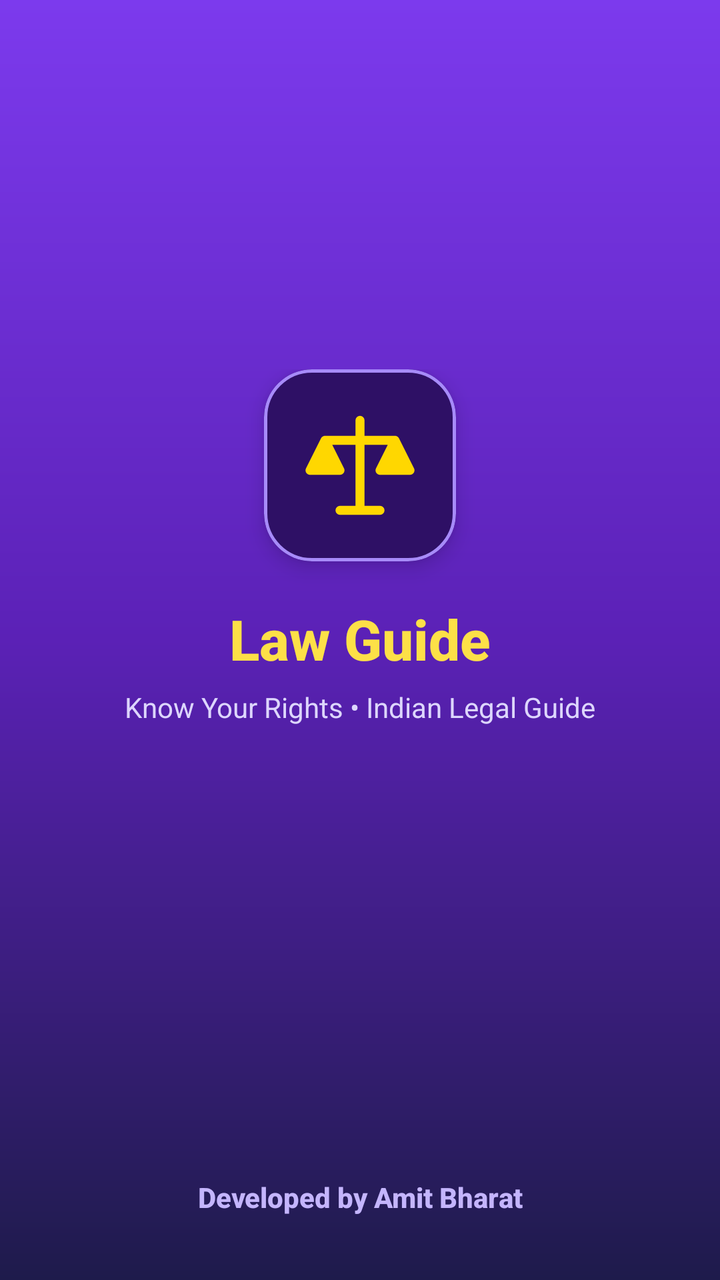
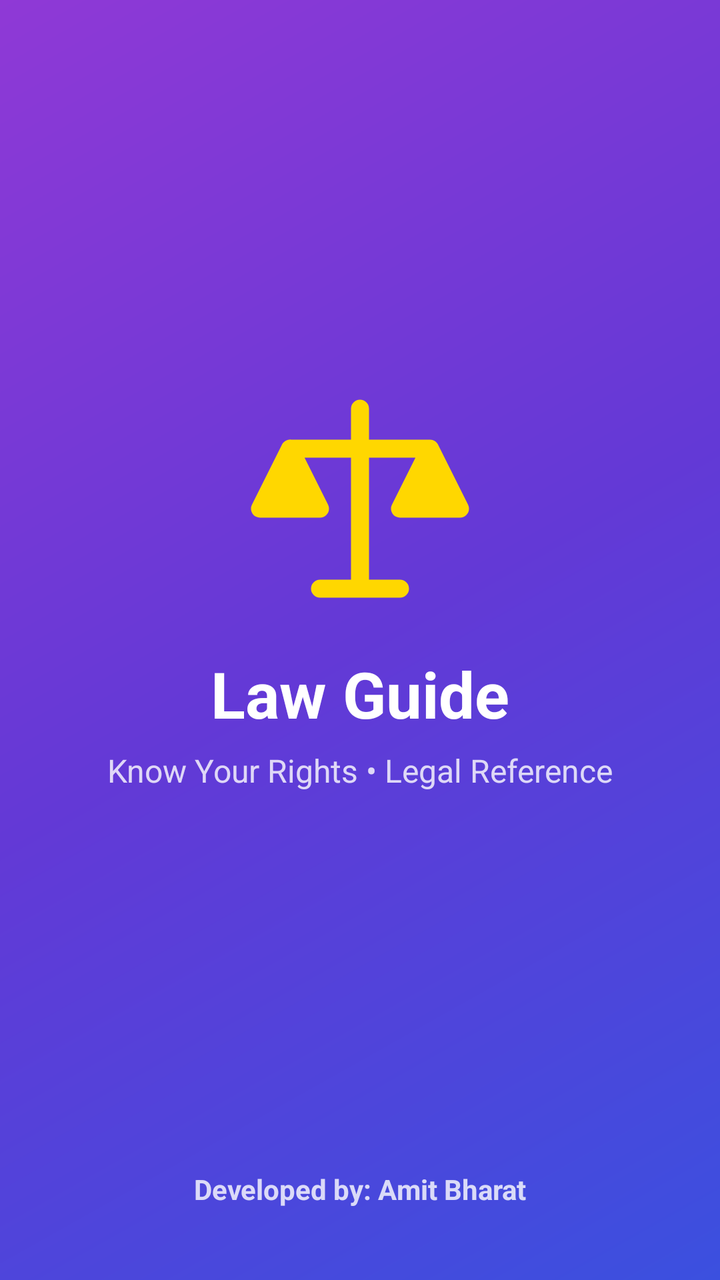

Compare the two renders of this Android layout. The source of the first and the diff that turns it into the second are given below.
<!-- AndroidManifest.xml: activity theme Theme.IndianLawGuide -->
<!-- res/layout/activity_splash.xml -->
<?xml version="1.0" encoding="utf-8"?>
<androidx.constraintlayout.widget.ConstraintLayout xmlns:android="http://schemas.android.com/apk/res/android"
    xmlns:app="http://schemas.android.com/apk/res-auto"
    xmlns:tools="http://schemas.android.com/tools"
    android:layout_width="match_parent"
    android:layout_height="match_parent"
    android:background="@drawable/bg_splash_gradient"
    android:fitsSystemWindows="true">

    
    <LinearLayout
        android:id="@+id/layoutCenterBranding"
        android:layout_width="wrap_content"
        android:layout_height="wrap_content"
        android:gravity="center_horizontal"
        android:orientation="vertical"
        app:layout_constraintBottom_toTopOf="@+id/tvSplashDevelopedBy"
        app:layout_constraintEnd_toEndOf="parent"
        app:layout_constraintStart_toStartOf="parent"
        app:layout_constraintTop_toTopOf="parent"
        app:layout_constraintVertical_bias="0.45">

        
        <com.google.android.material.card.MaterialCardView
            android:layout_width="96dp"
            android:layout_height="96dp"
            app:cardBackgroundColor="#2E1065"
            app:cardCornerRadius="24dp"
            app:cardElevation="6dp"
            app:strokeColor="#A78BFA"
            app:strokeWidth="1.5dp">

            <ImageView
                android:layout_width="60dp"
                android:layout_height="60dp"
                android:layout_gravity="center"
                android:contentDescription="@string/app_name"
                android:src="@drawable/ic_ashoka_pillar" />

        </com.google.android.material.card.MaterialCardView>

        
        <TextView
            android:layout_width="wrap_content"
            android:layout_height="wrap_content"
            android:layout_marginTop="20dp"
            android:fontFamily="sans-serif-medium"
            android:text="Law Guide"
            android:textColor="#FDE047"
            android:textSize="28sp"
            android:textStyle="bold" />

        
        <TextView
            android:layout_width="wrap_content"
            android:layout_height="wrap_content"
            android:layout_marginTop="6dp"
            android:text="Know Your Rights • Indian Legal Guide"
            android:textColor="#DDD6FE"
            android:textSize="14sp" />

    </LinearLayout>

    
    <TextView
        android:id="@+id/tvSplashDevelopedBy"
        android:layout_width="wrap_content"
        android:layout_height="wrap_content"
        android:layout_marginBottom="32dp"
        android:fontFamily="sans-serif-medium"
        android:text="@string/splash_developed_by"
        android:textColor="#C4B5FD"
        android:textSize="14sp"
        android:textStyle="bold"
        app:layout_constraintBottom_toBottomOf="parent"
        app:layout_constraintEnd_toEndOf="parent"
        app:layout_constraintStart_toStartOf="parent" />

</androidx.constraintlayout.widget.ConstraintLayout>
<!-- resources referenced by this layout -->
<resources>
  <!-- drawable bg_splash_gradient (drawable) -->
  <?xml version="1.0" encoding="utf-8"?>
  <shape xmlns:android="http://schemas.android.com/apk/res/android"
      android:shape="rectangle">
      <gradient
          android:angle="270"
          android:startColor="#7C3AED"
          android:centerColor="#5B21B6"
          android:endColor="#1E1B4B"
          android:type="linear" />
  </shape>
  <!-- drawable ic_ashoka_pillar (drawable) -->
  <vector xmlns:android="http://schemas.android.com/apk/res/android"
      android:width="128dp"
      android:height="128dp"
      android:viewportWidth="24"
      android:viewportHeight="24">
      
      <path
          android:fillColor="#FFD700"
          android:pathData="M12,3v4M5,7h14M5,7l-3,6h6L5,7zM19,7l-3,6h6L19,7zM12,7v14M8,21h8"
          android:strokeWidth="1.8"
          android:strokeColor="#FFD700"
          android:strokeLineCap="round"
          android:strokeLineJoin="round" />
  </vector>
  <string name="app_name">Law Guide</string>
  <string name="splash_developed_by">Developed by Amit Bharat</string>
  <color name="md_theme_light_primary">#1E40AF</color>
  <color name="md_theme_light_onPrimary">#FFFFFF</color>
  <color name="md_theme_light_primaryContainer">#DBEAFE</color>
  <color name="md_theme_light_onPrimaryContainer">#1E3A8A</color>
  <color name="md_theme_light_secondary">#0284C7</color>
  <color name="md_theme_light_onSecondary">#FFFFFF</color>
  <color name="md_theme_light_secondaryContainer">#E0F2FE</color>
  <color name="md_theme_light_onSecondaryContainer">#0369A1</color>
  <color name="md_theme_light_tertiary">#0D9488</color>
  <color name="md_theme_light_onTertiary">#FFFFFF</color>
  <color name="md_theme_light_tertiaryContainer">#CCFBF1</color>
  <color name="md_theme_light_onTertiaryContainer">#115E59</color>
  <color name="md_theme_light_background">#F8FAFC</color>
  <color name="md_theme_light_surface">#FFFFFF</color>
  <color name="md_theme_light_onSurface">#0F172A</color>
  <color name="md_theme_light_surfaceVariant">#F1F5F9</color>
  <color name="md_theme_light_onSurfaceVariant">#475569</color>
  <color name="md_theme_light_outline">#CBD5E1</color>
  <style name="Widget.App.BottomNavigationView" parent="Widget.Material3.BottomNavigationView">
          <item name="itemActiveIndicatorStyle">@style/Widget.App.BottomNavigationView.ActiveIndicator</item>
      </style>
  <style name="Widget.App.BottomNavigationView.ActiveIndicator" parent="Widget.Material3.BottomNavigationView.ActiveIndicator">
          <item name="android:color">@color/md_theme_light_primaryContainer</item>
      </style>
</resources>

<!-- the commit's change to res/layout/activity_splash.xml (unified diff, before → after) -->
@@ -1,75 +1,55 @@
 <?xml version="1.0" encoding="utf-8"?>
 <androidx.constraintlayout.widget.ConstraintLayout xmlns:android="http://schemas.android.com/apk/res/android"
     xmlns:app="http://schemas.android.com/apk/res-auto"
-    xmlns:tools="http://schemas.android.com/tools"
     android:layout_width="match_parent"
     android:layout_height="match_parent"
-    android:background="@drawable/bg_splash_gradient"
-    android:fitsSystemWindows="true">
+    android:background="@drawable/bg_splash_gradient">
 
-    
-    <LinearLayout
-        android:id="@+id/layoutCenterBranding"
-        android:layout_width="wrap_content"
-        android:layout_height="wrap_content"
-        android:gravity="center_horizontal"
-        android:orientation="vertical"
-        app:layout_constraintBottom_toTopOf="@+id/tvSplashDevelopedBy"
+    <ImageView
+        android:id="@+id/imgLogo"
+        android:layout_width="120dp"
+        android:layout_height="120dp"
+        android:src="@drawable/ic_ashoka_pillar"
+        app:layout_constraintBottom_toTopOf="@+id/tvAppName"
         app:layout_constraintEnd_toEndOf="parent"
         app:layout_constraintStart_toStartOf="parent"
         app:layout_constraintTop_toTopOf="parent"
-        app:layout_constraintVertical_bias="0.45">
+        app:layout_constraintVertical_chainStyle="packed" />
 
-        
-        <com.google.android.material.card.MaterialCardView
-            android:layout_width="96dp"
-            android:layout_height="96dp"
-            app:cardBackgroundColor="#2E1065"
-            app:cardCornerRadius="24dp"
-            app:cardElevation="6dp"
-            app:strokeColor="#A78BFA"
-            app:strokeWidth="1.5dp">
-
-            <ImageView
-                android:layout_width="60dp"
-                android:layout_height="60dp"
-                android:layout_gravity="center"
-                android:contentDescription="@string/app_name"
-                android:src="@drawable/ic_ashoka_pillar" />
-
-        </com.google.android.material.card.MaterialCardView>
-
-        
-        <TextView
-            android:layout_width="wrap_content"
-            android:layout_height="wrap_content"
-            android:layout_marginTop="20dp"
-            android:fontFamily="sans-serif-medium"
-            android:text="Law Guide"
-            android:textColor="#FDE047"
-            android:textSize="28sp"
-            android:textStyle="bold" />
-
-        
-        <TextView
-            android:layout_width="wrap_content"
-            android:layout_height="wrap_content"
-            android:layout_marginTop="6dp"
-            android:text="Know Your Rights • Indian Legal Guide"
-            android:textColor="#DDD6FE"
-            android:textSize="14sp" />
-
-    </LinearLayout>
-
-    
     <TextView
-        android:id="@+id/tvSplashDevelopedBy"
+        android:id="@+id/tvAppName"
         android:layout_width="wrap_content"
         android:layout_height="wrap_content"
-        android:layout_marginBottom="32dp"
-        android:fontFamily="sans-serif-medium"
-        android:text="@string/splash_developed_by"
-        android:textColor="#C4B5FD"
+        android:layout_marginTop="16dp"
+        android:text="@string/app_name"
+        android:textColor="#FFFFFF"
+        android:textSize="32sp"
+        android:textStyle="bold"
+        app:layout_constraintBottom_toTopOf="@+id/tvTagline"
+        app:layout_constraintEnd_toEndOf="parent"
+        app:layout_constraintStart_toStartOf="parent"
+        app:layout_constraintTop_toBottomOf="@+id/imgLogo" />
+
+    <TextView
+        android:id="@+id/tvTagline"
+        android:layout_width="wrap_content"
+        android:layout_height="wrap_content"
+        android:layout_marginTop="6dp"
+        android:text="Know Your Rights • Legal Reference"
+        android:textColor="#CCFFFFFF"
+        android:textSize="16sp"
+        app:layout_constraintBottom_toTopOf="@+id/tvDevelopedBy"
+        app:layout_constraintEnd_toEndOf="parent"
+        app:layout_constraintStart_toStartOf="parent"
+        app:layout_constraintTop_toBottomOf="@+id/tvAppName" />
+
+    <TextView
+        android:id="@+id/tvDevelopedBy"
+        android:layout_width="wrap_content"
+        android:layout_height="wrap_content"
+        android:layout_marginBottom="36dp"
+        android:text="@string/developed_by_full"
+        android:textColor="#CCFFFFFF"
         android:textSize="14sp"
         android:textStyle="bold"
         app:layout_constraintBottom_toBottomOf="parent"
<!-- resource entries referenced after the edit -->
@@ -5,10 +5,10 @@
   <shape xmlns:android="http://schemas.android.com/apk/res/android"
       android:shape="rectangle">
       <gradient
-          android:angle="270"
-          android:startColor="#7C3AED"
-          android:centerColor="#5B21B6"
-          android:endColor="#1E1B4B"
+          android:angle="135"
+          android:startColor="#3B50DF"
+          android:centerColor="#6339D6"
+          android:endColor="#8F39D6"
           android:type="linear" />
   </shape>
   <!-- drawable ic_ashoka_pillar (drawable) -->
@@ -27,25 +27,25 @@
           android:strokeLineJoin="round" />
   </vector>
   <string name="app_name">Law Guide</string>
-  <string name="splash_developed_by">Developed by Amit Bharat</string>
-  <color name="md_theme_light_primary">#1E40AF</color>
+  <string name="developed_by_full">Developed by: Amit Bharat</string>
+  <color name="md_theme_light_primary">#3B50DF</color>
   <color name="md_theme_light_onPrimary">#FFFFFF</color>
-  <color name="md_theme_light_primaryContainer">#DBEAFE</color>
-  <color name="md_theme_light_onPrimaryContainer">#1E3A8A</color>
-  <color name="md_theme_light_secondary">#0284C7</color>
+  <color name="md_theme_light_primaryContainer">#DFE0FF</color>
+  <color name="md_theme_light_onPrimaryContainer">#000B5C</color>
+  <color name="md_theme_light_secondary">#5C5D72</color>
   <color name="md_theme_light_onSecondary">#FFFFFF</color>
-  <color name="md_theme_light_secondaryContainer">#E0F2FE</color>
-  <color name="md_theme_light_onSecondaryContainer">#0369A1</color>
-  <color name="md_theme_light_tertiary">#0D9488</color>
+  <color name="md_theme_light_secondaryContainer">#E1E0F9</color>
+  <color name="md_theme_light_onSecondaryContainer">#191A2C</color>
+  <color name="md_theme_light_tertiary">#78536B</color>
   <color name="md_theme_light_onTertiary">#FFFFFF</color>
-  <color name="md_theme_light_tertiaryContainer">#CCFBF1</color>
-  <color name="md_theme_light_onTertiaryContainer">#115E59</color>
-  <color name="md_theme_light_background">#F8FAFC</color>
-  <color name="md_theme_light_surface">#FFFFFF</color>
-  <color name="md_theme_light_onSurface">#0F172A</color>
-  <color name="md_theme_light_surfaceVariant">#F1F5F9</color>
-  <color name="md_theme_light_onSurfaceVariant">#475569</color>
-  <color name="md_theme_light_outline">#CBD5E1</color>
+  <color name="md_theme_light_tertiaryContainer">#FFD7EE</color>
+  <color name="md_theme_light_onTertiaryContainer">#2E1126</color>
+  <color name="md_theme_light_background">#FDFBFF</color>
+  <color name="md_theme_light_surface">#FDFBFF</color>
+  <color name="md_theme_light_onSurface">#1A1B1F</color>
+  <color name="md_theme_light_surfaceVariant">#E3E1EC</color>
+  <color name="md_theme_light_onSurfaceVariant">#46464F</color>
+  <color name="md_theme_light_outline">#777680</color>
   <style name="Widget.App.BottomNavigationView" parent="Widget.Material3.BottomNavigationView">
           <item name="itemActiveIndicatorStyle">@style/Widget.App.BottomNavigationView.ActiveIndicator</item>
       </style>
